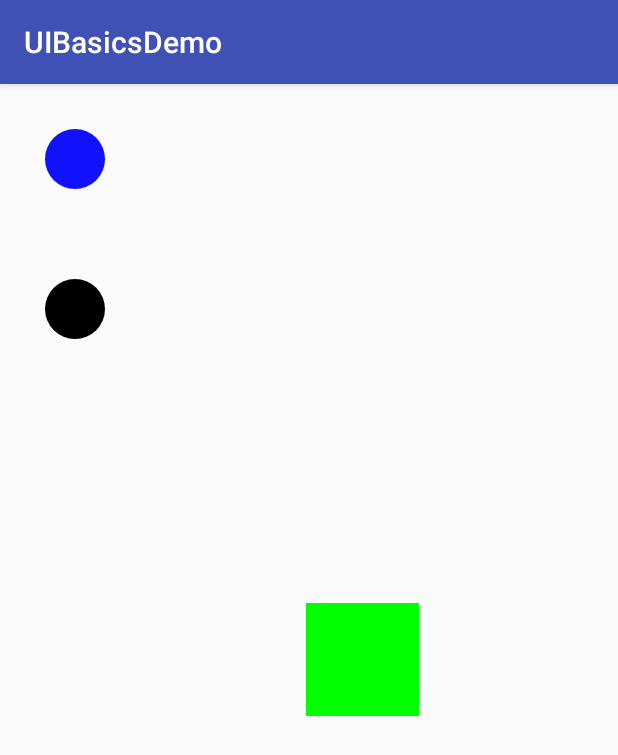
After one commit to abondar24/AndroidApps, an Android app: the DragDropActivity screen opened directly, with no data from a screen before it, on a phone screen of 412 x 824 dp. The commit adds this screen. Shown: the top 755 px of the screen. Run offline under Robolectric (Android 15) with nearby library versions, the phone set to English and light mode, and no system bars.

Commit message:
Drag and Drop

```diff
--- a/UIBasicsDemo/app/src/main/AndroidManifest.xml
+++ b/UIBasicsDemo/app/src/main/AndroidManifest.xml
@@ -54,6 +54,8 @@
 
         <activity android:name=".ScaleActivity">
         </activity>
+        <activity android:name=".DragDropActivity">
+        </activity>
     </application>
 
 </manifest>
--- /dev/null
+++ b/UIBasicsDemo/app/src/main/java/org/abondar/experimental/uibasicsdemo/Dot.java
@@ -0,0 +1,117 @@
+package org.abondar.experimental.uibasicsdemo;
+
+import android.content.ClipData;
+import android.content.Context;
+import android.content.res.TypedArray;
+import android.graphics.Canvas;
+import android.graphics.Color;
+import android.graphics.Paint;
+import android.util.AttributeSet;
+import android.util.Log;
+import android.view.DragEvent;
+import android.view.View;
+
+/**
+ * Created by abondar on 12/21/16.
+ */
+public class Dot extends View implements View.OnDragListener {
+
+    private static final int DEFAULT_RADIUS = 20;
+    private static final int DEFAULT_COLOR = Color.WHITE;
+    private static final int SELECTED_COLOR = Color.MAGENTA;
+    private Paint normalPaint;
+    private Paint draggingPaint;
+    private int color = DEFAULT_COLOR;
+    private int radius = DEFAULT_RADIUS;
+    private boolean inDrag;
+
+    public Dot(Context context, AttributeSet attrs) {
+        super(context, attrs);
+        TypedArray attrsArray = context.obtainStyledAttributes(attrs, R.styleable.Dot);
+
+        final int numAttrs = attrsArray.getIndexCount();
+        for (int i = 0; i < numAttrs; i++) {
+            int attr = attrsArray.getIndex(i);
+            switch (attr) {
+                case R.styleable.Dot_radius:
+                    radius = attrsArray.getDimensionPixelSize(attr, DEFAULT_COLOR);
+                    break;
+                case R.styleable.Dot_color:
+                    color = attrsArray.getColor(attr, DEFAULT_COLOR);
+                    break;
+            }
+        }
+
+        attrsArray.recycle();
+
+        normalPaint = new Paint();
+        normalPaint.setColor(color);
+        normalPaint.setAntiAlias(true);
+
+        draggingPaint = new Paint();
+        draggingPaint.setColor(SELECTED_COLOR);
+        draggingPaint.setAntiAlias(true);
+
+        setOnLongClickListener(lclistner);
+        setOnDragListener(this);
+    }
+
+    private static View.OnLongClickListener lclistner = new View.OnLongClickListener() {
+
+        private boolean dragInProgress;
+
+        @Override
+        public boolean onLongClick(View view) {
+            ClipData data = ClipData.newPlainText("DragData", (String) view.getTag());
+
+            dragInProgress = view.startDrag(data, new View.DragShadowBuilder(view), view, 0);
+            Log.v((String) view.getTag(), "starting drag? " + dragInProgress);
+            return true;
+        }
+    };
+
+    @Override
+    protected void onMeasure(int widthMeasureSpec, int heightMeasureSpec) {
+        int size = 2 * radius + getPaddingLeft() + getPaddingRight();
+        setMeasuredDimension(size, size);
+    }
+
+    @Override
+    public boolean onDrag(View view, DragEvent dragEvent) {
+        if (dragEvent.getLocalState() != this) {
+            return false;
+        }
+        boolean res = true;
+
+        int action = dragEvent.getAction();
+        float x = dragEvent.getX();
+        float y = dragEvent.getY();
+
+        switch (action) {
+            case DragEvent.ACTION_DRAG_STARTED:
+                inDrag = true;
+                break;
+            case DragEvent.ACTION_DROP:
+                res = false;
+                break;
+            case DragEvent.ACTION_DRAG_ENDED:
+                inDrag = false;
+                break;
+            default:
+                res = false;
+                break;
+        }
+        return res;
+    }
+
+    public void draw(Canvas canvas){
+        float cx = this.getWidth()/2 + getLeftPaddingOffset();
+        float cy = this.getHeight()/2 + getTopPaddingOffset();
+        Paint paint = normalPaint;
+        if(inDrag){
+            paint = draggingPaint;
+        }
+        canvas.drawCircle(cx,cy,radius,paint);
+        invalidate();
+    }
+}
--- /dev/null
+++ b/UIBasicsDemo/app/src/main/java/org/abondar/experimental/uibasicsdemo/DragDropActivity.java
@@ -0,0 +1,14 @@
+package org.abondar.experimental.uibasicsdemo;
+
+import android.support.v7.app.AppCompatActivity;
+import android.os.Bundle;
+import android.widget.LinearLayout;
+
+public class DragDropActivity extends AppCompatActivity {
+
+    @Override
+    protected void onCreate(Bundle savedInstanceState) {
+        super.onCreate(savedInstanceState);
+        setContentView(R.layout.activity_drag_drop);
+    }
+}
--- /dev/null
+++ b/UIBasicsDemo/app/src/main/java/org/abondar/experimental/uibasicsdemo/Palette.java
@@ -0,0 +1,19 @@
+package org.abondar.experimental.uibasicsdemo;
+
+import android.app.Fragment;
+import android.os.Bundle;
+import android.view.LayoutInflater;
+import android.view.View;
+import android.view.ViewGroup;
+
+/**
+ * Created by abondar on 12/21/16.
+ */
+public class Palette extends Fragment {
+    @Override
+    public View onCreateView(LayoutInflater inflater,
+                             ViewGroup container, Bundle icicle) {
+        View v = inflater.inflate(R.layout.palette, container, false);
+        return v;
+    }
+}
--- /dev/null
+++ b/UIBasicsDemo/app/src/main/res/layout/activity_drag_drop.xml
@@ -0,0 +1,20 @@
+<?xml version="1.0" encoding="utf-8"?>
+<LinearLayout xmlns:android="http://schemas.android.com/apk/res/android"
+              android:orientation="horizontal"
+              android:layout_width="match_parent"
+              android:layout_height="match_parent"
+>
+
+    <fragment class="org.abondar.experimental.uibasicsdemo.Palette"
+              android:id="@+id/palette"
+              android:layout_width="wrap_content"
+              android:layout_height="match_parent"
+              android:layout_weight="1" />
+
+    <fragment class="org.abondar.experimental.uibasicsdemo.DropZone"
+              android:id="@+id/dropzone"
+              android:layout_width="0px"
+              android:layout_height="match_parent"
+              android:layout_weight="2" />
+
+</LinearLayout>
--- /dev/null
+++ b/UIBasicsDemo/app/src/main/res/layout/dropzone.xml
@@ -0,0 +1,25 @@
+<?xml version="1.0" encoding="utf-8"?>
+<LinearLayout xmlns:android="http://schemas.android.com/apk/res/android"
+              android:orientation="horizontal"
+              android:layout_width="match_parent"
+              android:layout_height="match_parent">
+
+    <View
+        android:id="@+id/droptarget"
+        android:layout_width="75dp"
+        android:layout_height="75dp"
+        android:layout_gravity="center_vertical"
+        android:background="#00ff00"
+    />
+
+    <TextView
+            android:id="@+id/dropmsg"
+            android:layout_width="wrap_content"
+            android:layout_height="wrap_content"
+            android:layout_gravity="center_vertical"
+            android:paddingLeft="50dp"
+            android:textSize="17sp"
+    />
+
+
+</LinearLayout>
--- /dev/null
+++ b/UIBasicsDemo/app/src/main/res/layout/palette.xml
@@ -0,0 +1,28 @@
+<?xml version="1.0" encoding="utf-8"?>
+<LinearLayout xmlns:android="http://schemas.android.com/apk/res/android"
+              xmlns:dot="http://schemas.android.com/apk/res-auto"
+              android:orientation="vertical"
+              android:layout_width="match_parent"
+              android:layout_height="match_parent">
+
+    <org.abondar.experimental.uibasicsdemo.Dot
+            android:id="@+id/dot1"
+            android:layout_width="wrap_content"
+            android:layout_height="wrap_content"
+            android:padding="30dp"
+            android:tag="Blue dot"
+            dot:color="#ff1111ff"
+            dot:radius="20dp"
+    />
+
+    <org.abondar.experimental.uibasicsdemo.Dot
+            android:id="@+id/dot2"
+            android:layout_width="wrap_content"
+            android:layout_height="wrap_content"
+            android:padding="30dp"
+            android:tag="Black dot"
+            dot:radius="20dp"
+            dot:color="#000000"
+    />
+
+</LinearLayout>
--- a/UIBasicsDemo/app/src/main/res/menu/menu1.xml
+++ b/UIBasicsDemo/app/src/main/res/menu/menu1.xml
@@ -28,6 +28,11 @@
                 android:orderInCategory="2"
                 android:title="Scale"
         />
+        <item
+                android:id="@+id/menu_item4"
+                android:orderInCategory="2"
+                android:title="Drag and Drop"
+        />
 
 
 
```
Also changed, not shown: UIBasicsDemo/app/src/main/java/org/abondar/experimental/uibasicsdemo/DropZone.java (added, +89 -0 lines), UIBasicsDemo/app/src/main/java/org/abondar/experimental/uibasicsdemo/MainActivity.java (+9 -2 lines), UIBasicsDemo/app/src/main/res/values/attrs.xml (added, +8 -0 lines).
